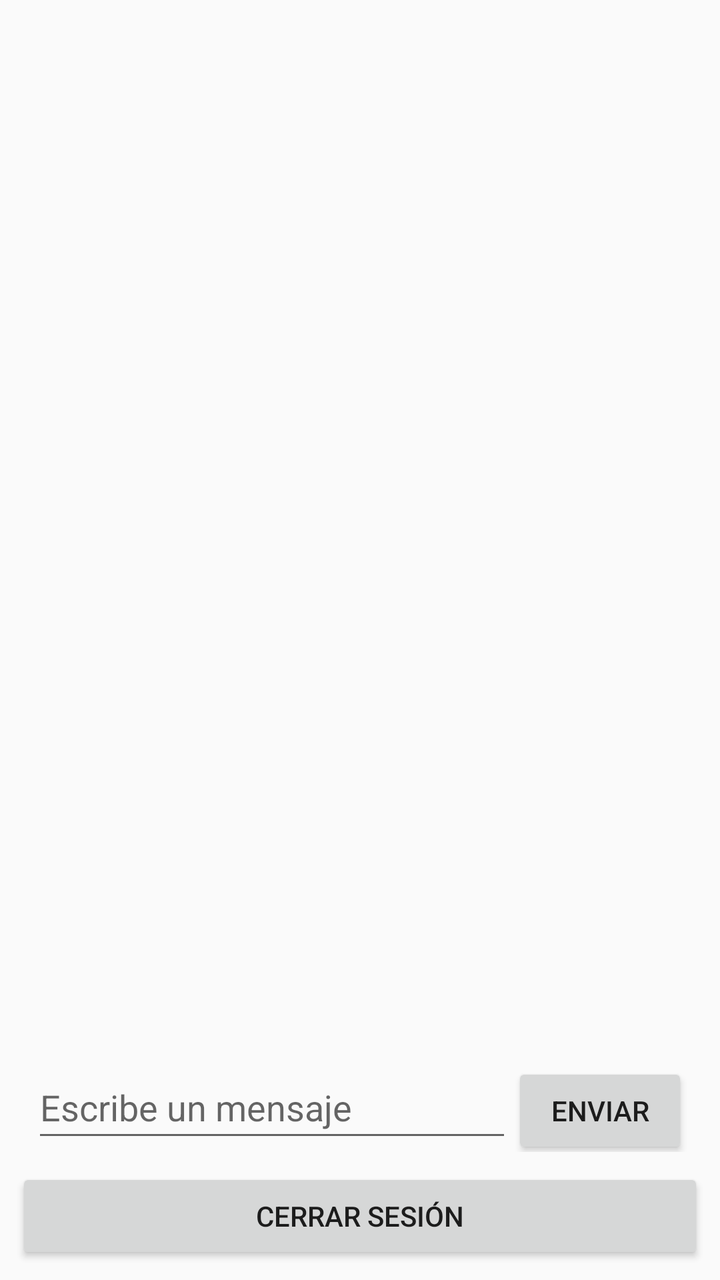
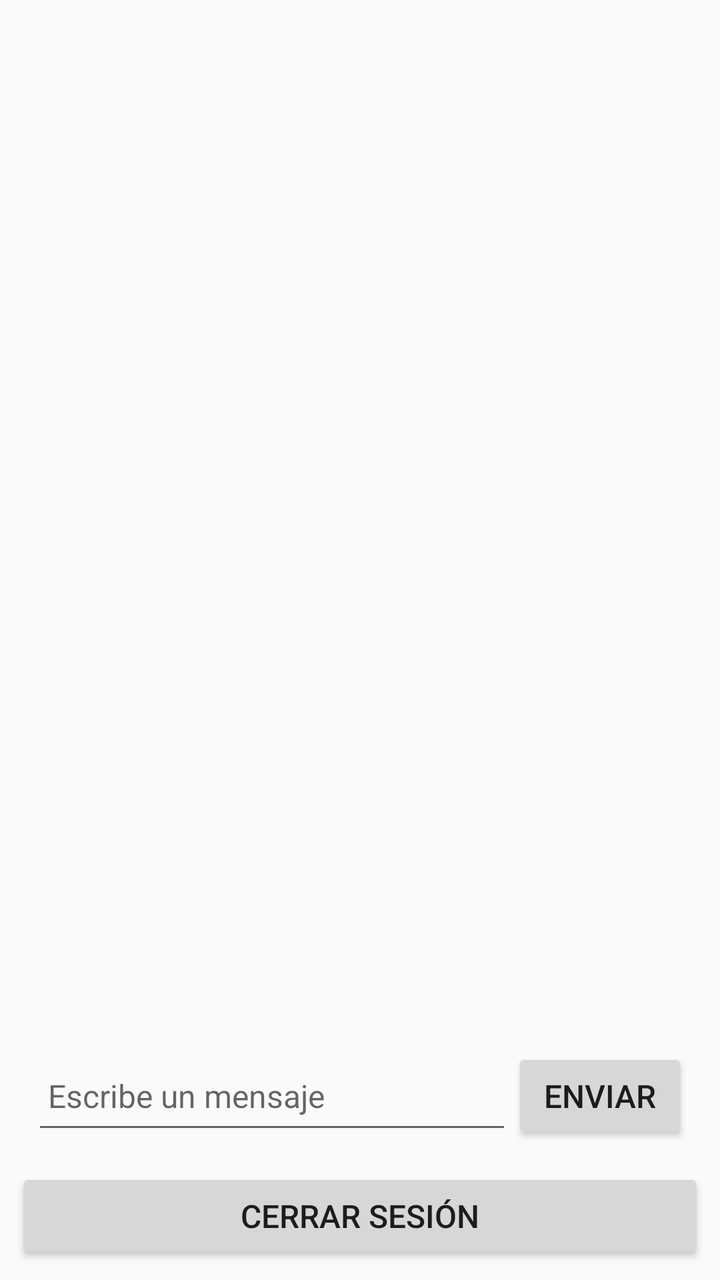

Screens rendered from an Android XML layout before and after an edit, with the pre-edit source and the edit as a unified diff.
<!-- AndroidManifest.xml: application theme Theme.AppCompat.DayNight.NoActionBar -->
<!-- res/layout/activity_main.xml -->
<?xml version="1.0" encoding="utf-8"?>
<LinearLayout xmlns:android="http://schemas.android.com/apk/res/android"
              android:orientation="vertical"
              android:padding="8dp"
              android:layout_width="match_parent"
              android:layout_height="match_parent">

    
    <androidx.recyclerview.widget.RecyclerView
            android:id="@+id/recyclerMessages"
            android:layout_width="match_parent"
            android:layout_height="0dp"
            android:layout_weight="1"/>

    
    <LinearLayout
            android:orientation="horizontal"
            android:layout_width="match_parent"
            android:layout_height="wrap_content"
            android:padding="8dp">

        <EditText
                android:id="@+id/etMessage"
                android:layout_width="0dp"
                android:layout_height="wrap_content"
                android:minHeight="48dp"
                android:layout_weight="1"
                android:hint="Escribe un mensaje"
                android:inputType="textMultiLine"/>

        <Button
                android:id="@+id/btnSend"
                android:layout_width="wrap_content"
                android:layout_height="wrap_content"
                android:minHeight="48dp"
                android:text="Enviar"/>
    </LinearLayout>

    
    <Button
            android:id="@+id/btnLogout"
            android:layout_width="match_parent"
            android:layout_height="wrap_content"
            android:minHeight="48dp"
            android:text="@string/btn_logout"/>
</LinearLayout>
<!-- resources referenced by this layout -->
<resources>
  <string name="btn_logout">Cerrar sesión</string>
</resources>

<!-- the commit's change to res/layout/activity_main.xml (unified diff, before → after) -->
@@ -10,7 +10,8 @@
             android:id="@+id/recyclerMessages"
             android:layout_width="match_parent"
             android:layout_height="0dp"
-            android:layout_weight="1"/>
+            android:layout_weight="1"
+            android:padding="4dp"/>
 
     
     <LinearLayout
@@ -25,15 +26,19 @@
                 android:layout_height="wrap_content"
                 android:minHeight="48dp"
                 android:layout_weight="1"
-                android:hint="Escribe un mensaje"
-                android:inputType="textMultiLine"/>
+                android:hint="@string/hint_message"
+                android:inputType="textCapSentences|textMultiLine"
+                android:scrollbars="vertical"
+                android:textSize="16sp"
+                android:padding="8dp"/>
 
         <Button
                 android:id="@+id/btnSend"
                 android:layout_width="wrap_content"
                 android:layout_height="wrap_content"
                 android:minHeight="48dp"
-                android:text="Enviar"/>
+                android:text="@string/btn_send"
+                android:textSize="16sp"/>
     </LinearLayout>
 
     
@@ -42,5 +47,7 @@
             android:layout_width="match_parent"
             android:layout_height="wrap_content"
             android:minHeight="48dp"
-            android:text="@string/btn_logout"/>
+            android:text="@string/btn_logout"
+            android:textSize="16sp"
+            android:layout_marginTop="4dp"/>
 </LinearLayout>
<!-- resource entries referenced after the edit -->
@@ -1,5 +1,7 @@
 <!-- resources referenced by this layout -->
 <resources>
   <string name="btn_logout">Cerrar sesión</string>
+  <string name="btn_send">Enviar</string>
+  <string name="hint_message">Escribe un mensaje</string>
 </resources>
 
